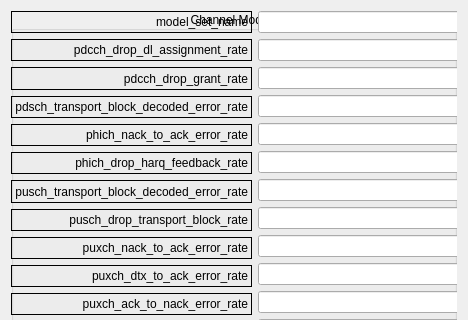
Qt form LTEsimGeneratorGUI/Ui/DataForms/channelmodelform.ui (moniss23/junit4) before a commit; both pictures show x 0 to 468 and y 0 to 320 of the 468 by 620 pixel window.
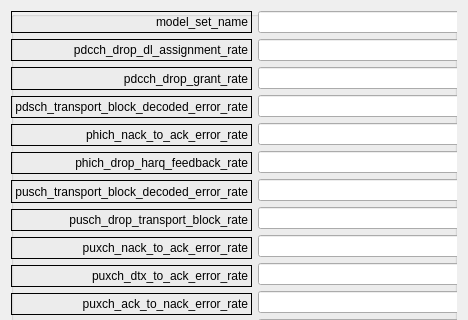
The same form after that commit.

Patch:
```diff
--- a/LTEsimGeneratorGUI/Ui/DataForms/channelmodelform.ui
+++ b/LTEsimGeneratorGUI/Ui/DataForms/channelmodelform.ui
@@ -17,7 +17,7 @@
    <item row="0" column="0">
     <widget class="QGroupBox" name="groupBox">
      <property name="title">
-      <string>Channel Models</string>
+      <string/>
      </property>
      <property name="alignment">
       <set>Qt::AlignCenter</set>
```
Left out of the diff: 2 changed lines with no effect on the pictures.
